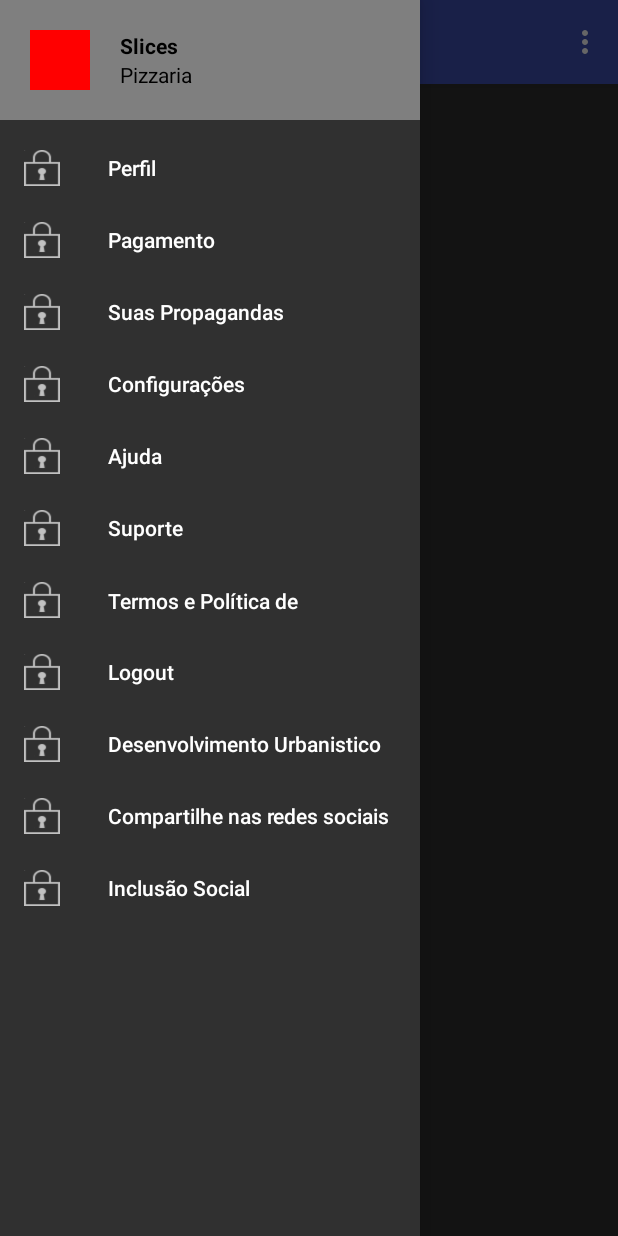
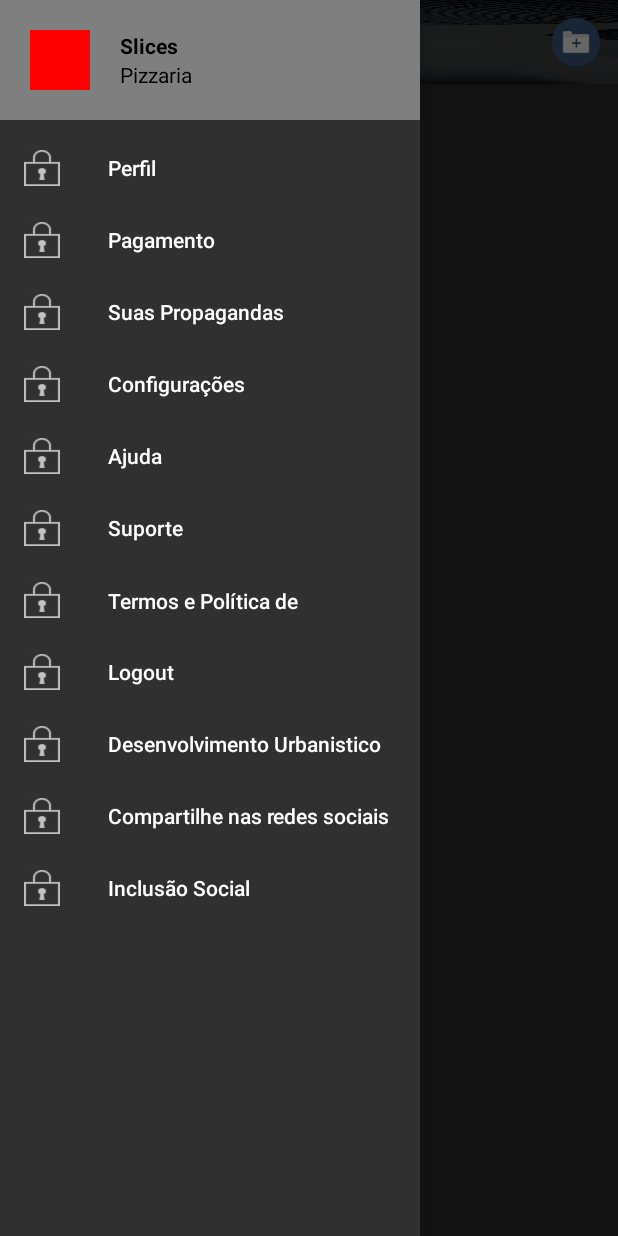
Before and after one commit to Viegraff/ProjetoDosCria, an Android app: the MenuActivity screen opened directly, with no data from a screen before it, with the side drawer open, on a phone screen of 412 x 824 dp. Run offline under Robolectric (Android 15) with nearby library versions, the phone set to English and light mode, and no system bars.

Commit message:
Tela Enviar Propaganda

```diff
--- a/app/src/main/AndroidManifest.xml
+++ b/app/src/main/AndroidManifest.xml
@@ -1,6 +1,9 @@
 <?xml version="1.0" encoding="utf-8"?>
 <manifest xmlns:android="http://schemas.android.com/apk/res/android"
     package="com.example.projetodoscria">
+
+    <uses-permission android:name="android.permission.READ_EXTERNAL_STORAGE" />
+    <uses-permission android:name="android.permission.WRITE_EXTERNAL_STORAGE" />
 
     <application
         android:allowBackup="true"
--- a/app/src/main/java/com/example/projetodoscria/MenuActivity.java
+++ b/app/src/main/java/com/example/projetodoscria/MenuActivity.java
@@ -12,6 +12,8 @@ import android.support.v7.app.AppCompatActivity;
 import android.support.v7.widget.Toolbar;
 import android.view.Menu;
 import android.view.MenuItem;
+
+import com.example.projetodoscria.fragment.FragmentEnviarPropaganda;
 
 public class MenuActivity extends AppCompatActivity implements NavigationView.OnNavigationItemSelectedListener {
 
@@ -33,7 +35,6 @@ public class MenuActivity extends AppCompatActivity implements NavigationView.On
 
         NavigationView navigationView = (NavigationView) findViewById(R.id.nav_view);
         navigationView.setNavigationItemSelectedListener(this);
-
     }
 
     @Override
@@ -55,20 +56,16 @@ public class MenuActivity extends AppCompatActivity implements NavigationView.On
 
     @Override
     public boolean onCreateOptionsMenu(Menu menu) {
-        // Inflate the menu; this adds items to the action bar if it is present.
-        getMenuInflater().inflate(R.menu.menu, menu);
+        // Inflate the menu_propaganda; this adds items to the action bar if it is present.
+        getMenuInflater().inflate(R.menu.menu_propaganda, menu);
         return true;
     }
 
     @Override
     public boolean onOptionsItemSelected(MenuItem item) {
-        // Handle action bar item clicks here. The action bar will
-        // automatically handle clicks on the Home/Up button, so long
-        // as you specify a parent activity in AndroidManifest.xml.
-        int id = item.getItemId();
+        if (item.getItemId() == R.id.menuEnviarPropaganda) {
+            iniciarFragment(new FragmentEnviarPropaganda(), "Enviar Propaganda");
 
-        //noinspection SimplifiableIfStatement
-        if (id == R.id.action_settings) {
             return true;
         }
 
@@ -94,6 +91,13 @@ public class MenuActivity extends AppCompatActivity implements NavigationView.On
                 break;
         }
 
+        iniciarFragment(fragment, title);
+
+
+
+    }
+
+    public void iniciarFragment(Fragment fragment, String title) {
         if (fragment != null) {
             FragmentTransaction fragmentTransaction = getSupportFragmentManager().beginTransaction();
 
--- a/app/src/main/res/layout/app_bar_menu.xml
+++ b/app/src/main/res/layout/app_bar_menu.xml
@@ -15,7 +15,7 @@
             android:id="@+id/toolbar"
             android:layout_width="match_parent"
             android:layout_height="?attr/actionBarSize"
-            android:background="?attr/colorPrimary"
+            android:background="@drawable/background_login"
             app:popupTheme="@style/AppTheme.PopupOverlay" />
 
     </android.support.design.widget.AppBarLayout>
--- a/app/src/main/res/menu/menu.xml
+++ /dev/null
@@ -1,9 +0,0 @@
-<?xml version="1.0" encoding="utf-8"?>
-<menu xmlns:android="http://schemas.android.com/apk/res/android"
-    xmlns:app="http://schemas.android.com/apk/res-auto">
-    <item
-        android:id="@+id/action_settings"
-        android:orderInCategory="100"
-        android:title="@string/action_settings"
-        app:showAsAction="never" />
-</menu>
--- /dev/null
+++ b/app/src/main/res/menu/menu_propaganda.xml
@@ -0,0 +1,9 @@
+<?xml version="1.0" encoding="utf-8"?>
+<menu xmlns:android="http://schemas.android.com/apk/res/android"
+    xmlns:app="http://schemas.android.com/apk/res-auto">
+    <item
+        android:id="@+id/menuEnviarPropaganda"
+        android:icon="@drawable/icone_enviar_propaganda"
+        android:title="Enviar Propaganda"
+        app:showAsAction="ifRoom" />
+</menu>
```
Also changed, not shown: app/build.gradle (+12 -1 lines), app/src/main/java/com/example/projetodoscria/fragment/FragmentEnviarPropaganda.java (added, +24 -0 lines), app/src/main/res/layout/activity_main.xml (deleted, +0 -18 lines), app/src/main/res/layout/fragment_enviar_propaganda.xml (added, +49 -0 lines), app/src/main/res/drawable/icone_enviar_propaganda.png (added), 1 other file.
